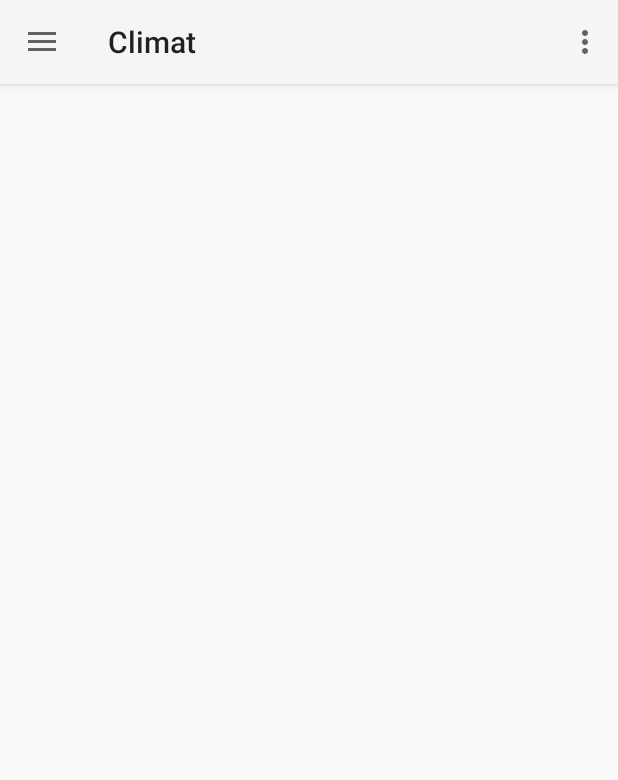
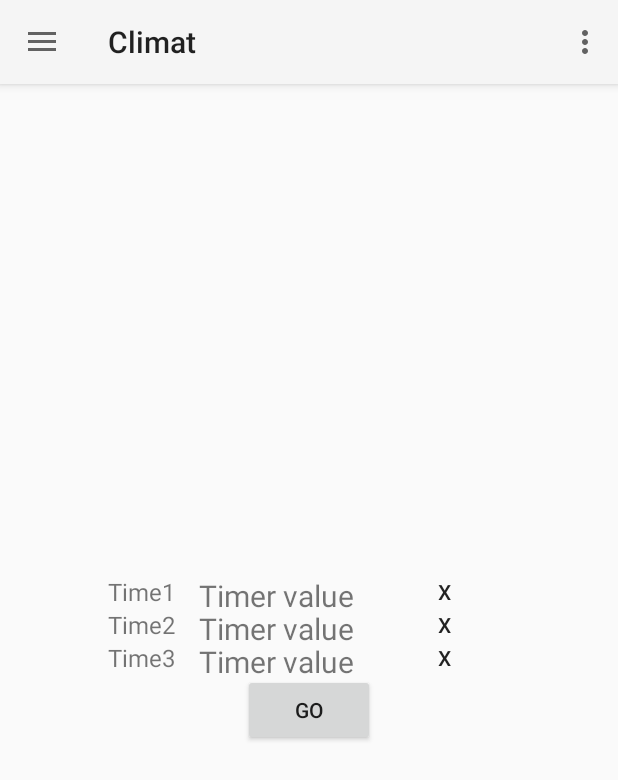
Before and after one commit to AdrienMDevMobile/FresquePenseBete, an Android app: the screen it shows after launch (Main_activity), in the side drawer, after a tap on "Gestion du temps", on a phone screen of 412 x 824 dp. Shown: the top 780 px of the screen. Run offline under Robolectric (Android 15) with nearby library versions, the phone set to English and light mode, and no system bars; our stand-ins replace navigation-ui.

Commit message:
4.1.4 Retour sur le chemin. Mise en place du RecyclerView de Timer Fragment.

```diff
--- a/app/src/main/java/com/micheladrien/fresquerappel/fragment/timer/TimerAdapter.kt
+++ b/app/src/main/java/com/micheladrien/fresquerappel/fragment/timer/TimerAdapter.kt
@@ -6,8 +6,7 @@ import androidx.recyclerview.widget.RecyclerView
 import com.micheladrien.fresquerappel.R
 
 //Gestionnaire des ViewHolder
-class TimerAdapter(private val timer_set: ArrayList<String>)  {
-    /*: RecyclerView.Adapter<TimerViewHolder>()
+class TimerAdapter(private val timer_set: ArrayList<String>) : RecyclerView.Adapter<TimerViewHolder>()  {
 
     //The method creates and initializes the ViewHolder and its associated View,
     // but does not fill in the view's contents—the ViewHolder has not yet been bound to specific data.
@@ -34,5 +33,5 @@ class TimerAdapter(private val timer_set: ArrayList<String>)  {
     // For example, in an address book app, this might be the total number of addresses.
     // RecyclerView uses this to determine when there are no more items that can be displayed.
     override fun getItemCount() = timer_set.size
-    */
+
 }
--- a/app/src/main/java/com/micheladrien/fresquerappel/fragment/timer/TimerFragment.kt
+++ b/app/src/main/java/com/micheladrien/fresquerappel/fragment/timer/TimerFragment.kt
@@ -12,7 +12,7 @@ import androidx.recyclerview.widget.RecyclerView
 import com.micheladrien.fresquerappel.R
 import com.micheladrien.fresquerappel.fragment.relation.RelationViewModel
 
-class TimerFragment : Fragment() {/*
+class TimerFragment : Fragment() {
 
     private lateinit var timerViewModel: TimerViewModel
     private lateinit var recyclerView: RecyclerView
@@ -48,7 +48,7 @@ class TimerFragment : Fragment() {/*
         /* TODO Utilisation VM : quand j'aurai mis en place la vue.
         TODO RecyclerView.Adapter.notify…() quand un element est changé */
 
-        timerViewModel.timerLiveData.observe(viewLifecycleOwner, Observer{
+        timerViewModel.timerLiveData.observe(viewLifecycleOwner, {
 
             //Dans l'observe : ecrase et refait le RecyclerViewAdapter
             viewAdapter = TimerAdapter(it)
@@ -64,6 +64,6 @@ class TimerFragment : Fragment() {/*
         //TODO Donner la fonction delete de ma VM dans le bouton X (a faire dans l'adapter ?) Il me faut probablement creer une classe custom OnClickListener
 
         return root
-    }*/
+    }
 
 }
--- a/app/src/main/java/com/micheladrien/fresquerappel/fragment/timer/TimerViewHolder.kt
+++ b/app/src/main/java/com/micheladrien/fresquerappel/fragment/timer/TimerViewHolder.kt
@@ -12,7 +12,7 @@ import com.micheladrien.fresquerappel.R
 // Each data item is just a string in this case that is shown in a TextView.
 //TODO ???? Constructeur : id du timer, Init : récupère le nom et la durée associée à l'id du timer
 //1 : 5 mns 2: 20 mns 3 : 10 mns 4 : 10 mns 5 : 10 mns
-class TimerViewHolder(val view: View) : RecyclerView.ViewHolder(view) { /*
+class TimerViewHolder(val view: View) : RecyclerView.ViewHolder(view) {
     val tv_timer_name : TextView
 
     init {
@@ -20,5 +20,4 @@ class TimerViewHolder(val view: View) : RecyclerView.ViewHolder(view) { /*
         //Fait le lien avec le textView dans l'xml
         tv_timer_name = view.findViewById(R.id.tv_timer_name)
     }
-        */
 }
--- a/app/src/main/java/com/micheladrien/fresquerappel/fragment/timer/TimerViewModel.kt
+++ b/app/src/main/java/com/micheladrien/fresquerappel/fragment/timer/TimerViewModel.kt
@@ -21,7 +21,7 @@ TODO Remplacer string par TimephaseViewModel
 //https://medium.com/@atifmukhtar/recycler-view-with-mvvm-livedata-a1fd062d2280
 class TimerViewModel(application: Application) : AndroidViewModel(application) {
 
-    /*
+
 
     private val _timerLiveData = MutableLiveData<ArrayList<String>>()
     var timerArrayList:ArrayList<String>? = null
@@ -60,5 +60,5 @@ class TimerViewModel(application: Application) : AndroidViewModel(application) {
     fun suppressTimer(id:Int){
 
     }
-    */
+
 }
--- a/app/src/main/res/layout/fragment_timer.xml
+++ b/app/src/main/res/layout/fragment_timer.xml
@@ -5,7 +5,7 @@
     android:layout_width="match_parent"
     android:layout_height="match_parent"
     tools:context=".fragment.relation.RelationFragment">
-    <!--
+
 
     <androidx.constraintlayout.widget.ConstraintLayout
         android:layout_width="wrap_content"
@@ -37,7 +37,4 @@
 
     </androidx.constraintlayout.widget.ConstraintLayout>
 
-    -->
-
-
 </androidx.constraintlayout.widget.ConstraintLayout>
--- a/app/src/main/res/layout/timer_view_item.xml
+++ b/app/src/main/res/layout/timer_view_item.xml
@@ -5,8 +5,6 @@ android:layout_height="@dimen/timer_item_height"
 android:layout_marginLeft="@dimen/timer_margin_medium"
 android:layout_marginRight="@dimen/timer_margin_medium"
 android:gravity="center_vertical">
-
-    <!--
 
     <TextView
         android:id="@+id/tv_timer_name"
@@ -35,5 +33,4 @@ android:gravity="center_vertical">
         android:background="@null"
         />
 
-    -->
 </LinearLayout>
--- a/app/src/main/res/values/dimens.xml
+++ b/app/src/main/res/values/dimens.xml
@@ -11,8 +11,8 @@
     <dimen name="fragment_vertical_margin">16dp</dimen>
 
     <!-- Timer's view items -->
-    <dimen name="timer_item_height">22dp</dimen>
-    <dimen name="timer_margin_medium">8dp</dimen>
-    <dimen name="timer_size_name">16dp</dimen>
-    <dimen name="timer_size_value">20dp</dimen>
+    <dimen name="timer_item_height">22sp</dimen>
+    <dimen name="timer_margin_medium">8sp</dimen>
+    <dimen name="timer_size_name">16sp</dimen>
+    <dimen name="timer_size_value">20sp</dimen>
 </resources>
```
